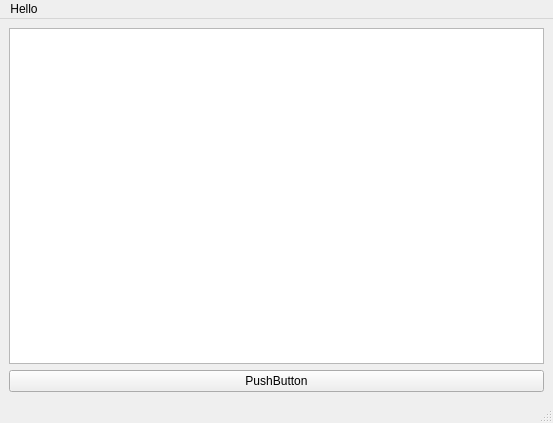
First picture: the form in kasablanca-python/trunk/kasablancamainwindow.ui, repository BackupTheBerlios/kasablanca-svn, before the edit.
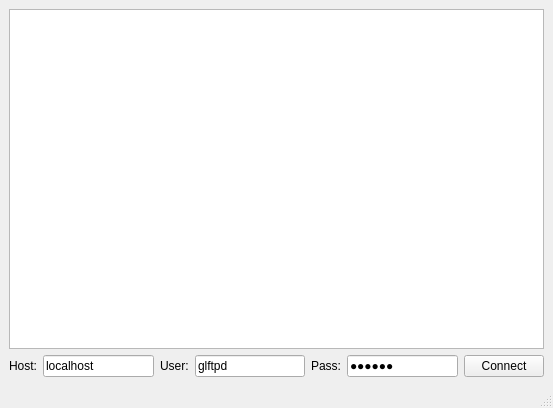
Second picture: the form after the edit.

```diff
--- a/kasablanca-python/trunk/kasablancamainwindow.ui
+++ b/kasablanca-python/trunk/kasablancamainwindow.ui
@@ -6,7 +6,7 @@
     <x>0</x>
     <y>0</y>
     <width>553</width>
-    <height>423</height>
+    <height>408</height>
    </rect>
   </property>
   <property name="windowTitle" >
@@ -14,34 +14,73 @@
   </property>
   <widget class="QWidget" name="centralwidget" >
    <layout class="QGridLayout" name="gridLayout" >
+    <item row="0" column="0" colspan="7" >
+     <widget class="QTreeView" name="fileView" >
+      <property name="rootIsDecorated" >
+       <bool>false</bool>
+      </property>
+      <property name="itemsExpandable" >
+       <bool>false</bool>
+      </property>
+      <property name="expandsOnDoubleClick" >
+       <bool>false</bool>
+      </property>
+     </widget>
+    </item>
     <item row="1" column="0" >
-     <widget class="QPushButton" name="pushButton" >
+     <widget class="QLabel" name="label" >
       <property name="text" >
-       <string>PushButton</string>
+       <string>Host:</string>
       </property>
      </widget>
     </item>
-    <item row="0" column="0" >
-     <widget class="QTreeView" name="treeView" />
+    <item row="1" column="1" >
+     <widget class="QLineEdit" name="hostEdit" >
+      <property name="text" >
+       <string>localhost</string>
+      </property>
+     </widget>
+    </item>
+    <item row="1" column="2" >
+     <widget class="QLabel" name="label_2" >
+      <property name="text" >
+       <string>User:</string>
+      </property>
+     </widget>
+    </item>
+    <item row="1" column="3" >
+     <widget class="QLineEdit" name="userEdit" >
+      <property name="text" >
+       <string>glftpd</string>
+      </property>
+     </widget>
+    </item>
+    <item row="1" column="4" >
+     <widget class="QLabel" name="label_3" >
+      <property name="text" >
+       <string>Pass:</string>
+      </property>
+     </widget>
+    </item>
+    <item row="1" column="5" >
+     <widget class="QLineEdit" name="passEdit" >
+      <property name="text" >
+       <string>glftpd</string>
+      </property>
+      <property name="echoMode" >
+       <enum>QLineEdit::Password</enum>
+      </property>
+     </widget>
+    </item>
+    <item row="1" column="6" >
+     <widget class="QPushButton" name="connectButton" >
+      <property name="text" >
+       <string>Connect</string>
+      </property>
+     </widget>
     </item>
    </layout>
   </widget>
-  <widget class="QMenuBar" name="menubar" >
-   <property name="geometry" >
-    <rect>
-     <x>0</x>
-     <y>0</y>
-     <width>553</width>
-     <height>23</height>
-    </rect>
-   </property>
-   <widget class="QMenu" name="menuHello" >
-    <property name="title" >
-     <string>Hello</string>
-    </property>
-   </widget>
-   <addaction name="menuHello" />
-  </widget>
   <widget class="QStatusBar" name="statusbar" />
  </widget>
  <resources/>
```
